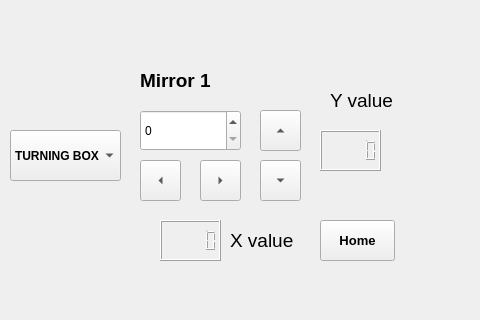
Qt form devices/NewportPicomotor/Mirror_GUI.ui (nfbeier/15tw-smartsystem) before a commit; both pictures show x 0 to 480 and y 0 to 320 of the 785 by 432 pixel window.
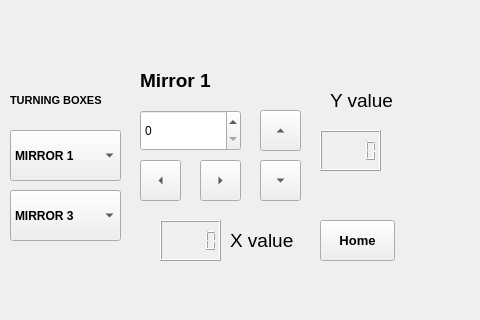
The same form after that commit.

Commit message:
Update to the turning box label
Updated the turning box labels to take into account the third turning box in our experimental setup

Patch:
```diff
--- a/devices/NewportPicomotor/Mirror_GUI.ui
+++ b/devices/NewportPicomotor/Mirror_GUI.ui
@@ -206,7 +206,7 @@
    </property>
    <item>
     <property name="text">
-     <string>TURNING BOX 1</string>
+     <string>MIRROR 1</string>
     </property>
    </item>
    <item>
@@ -215,6 +215,52 @@
     </property>
    </item>
   </widget>
+  <widget class="QComboBox" name="TurningBox3">
+   <property name="geometry">
+    <rect>
+     <x>10</x>
+     <y>190</y>
+     <width>111</width>
+     <height>51</height>
+    </rect>
+   </property>
+   <property name="font">
+    <font>
+     <weight>75</weight>
+     <bold>true</bold>
+    </font>
+   </property>
+   <item>
+    <property name="text">
+     <string>MIRROR 3</string>
+    </property>
+   </item>
+   <item>
+    <property name="text">
+     <string>MIRROR 4</string>
+    </property>
+   </item>
+  </widget>
+  <widget class="QLabel" name="label">
+   <property name="geometry">
+    <rect>
+     <x>10</x>
+     <y>80</y>
+     <width>111</width>
+     <height>41</height>
+    </rect>
+   </property>
+   <property name="font">
+    <font>
+     <pointsize>8</pointsize>
+     <weight>75</weight>
+     <bold>true</bold>
+    </font>
+   </property>
+   <property name="text">
+    <string>TURNING BOXES</string>
+   </property>
+  </widget>
  </widget>
  <resources/>
  <connections/>
```
Left out of the diff: 4 changed lines with no effect on the pictures. The commit also changes 1 other file.
